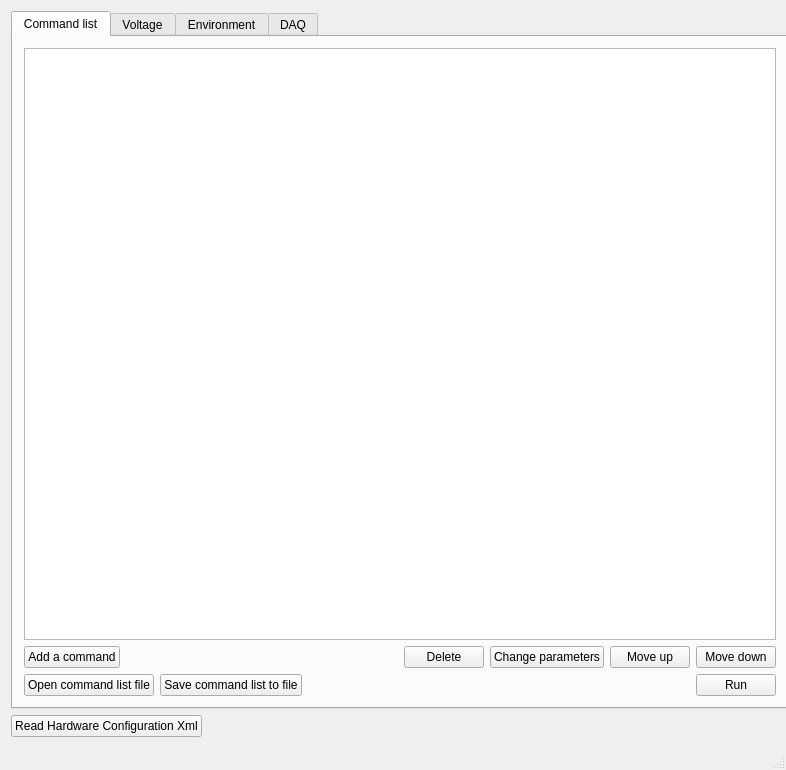
Qt form gui/mainwindow.ui (jrueb/Burn-InSetupControlSoftware) before a commit.
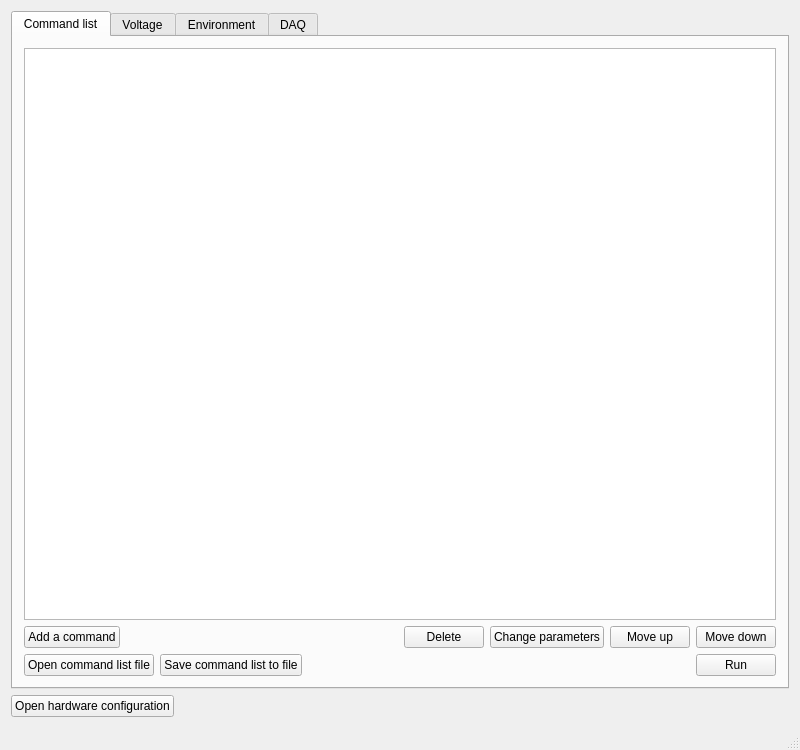
The same form after that commit.

Commit message: Fix window resizing

Diff of the .ui file:
```diff
--- a/gui/mainwindow.ui
+++ b/gui/mainwindow.ui
@@ -6,8 +6,8 @@
    <rect>
     <x>0</x>
     <y>0</y>
-    <width>786</width>
-    <height>770</height>
+    <width>800</width>
+    <height>750</height>
    </rect>
   </property>
   <property name="minimumSize">
@@ -25,7 +25,7 @@
   <widget class="QWidget" name="centralWidget">
    <property name="minimumSize">
     <size>
-     <width>800</width>
+     <width>0</width>
      <height>0</height>
     </size>
    </property>
@@ -325,7 +325,7 @@
       <item>
        <widget class="QPushButton" name="read_conf_button">
         <property name="text">
-         <string>Read Hardware Configuration Xml</string>
+         <string>Open hardware configuration</string>
         </property>
        </widget>
       </item>
```
Left out of the diff: 4 changed lines with no effect on the pictures. The commit also changes 1 other file.
